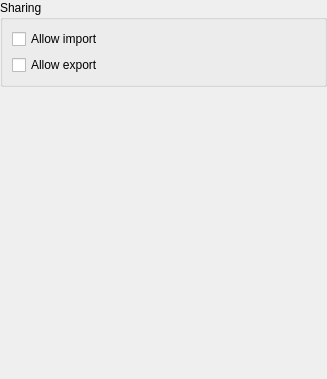
hicknhack-software/keepassxc, file src/gui/DatabaseSettingsWidgetSharing.ui: the form before one commit.
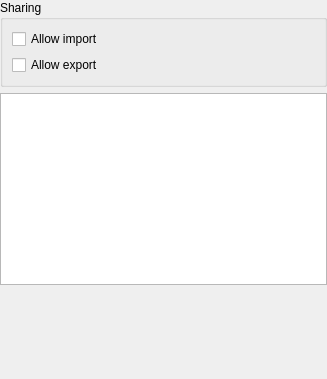
The form after the commit.

Patch:
```diff
--- a/src/gui/DatabaseSettingsWidgetSharing.ui
+++ b/src/gui/DatabaseSettingsWidgetSharing.ui
@@ -10,7 +10,7 @@
     <height>379</height>
    </rect>
   </property>
-  <layout class="QVBoxLayout" name="verticalLayout" stretch="0,1">
+  <layout class="QVBoxLayout" name="verticalLayout" stretch="0,0,1">
    <property name="spacing">
     <number>6</number>
    </property>
@@ -49,6 +49,28 @@
      </layout>
     </widget>
    </item>
+   <item>
+    <widget class="QTableView" name="sharedGroupsView">
+     <property name="editTriggers">
+      <set>QAbstractItemView::NoEditTriggers</set>
+     </property>
+     <property name="showDropIndicator" stdset="0">
+      <bool>false</bool>
+     </property>
+     <property name="textElideMode">
+      <enum>Qt::ElideMiddle</enum>
+     </property>
+     <property name="sortingEnabled">
+      <bool>true</bool>
+     </property>
+     <attribute name="horizontalHeaderStretchLastSection">
+      <bool>true</bool>
+     </attribute>
+     <attribute name="verticalHeaderVisible">
+      <bool>false</bool>
+     </attribute>
+    </widget>
+   </item>
    <item>
     <spacer name="verticalSpacer">
      <property name="orientation">
```
